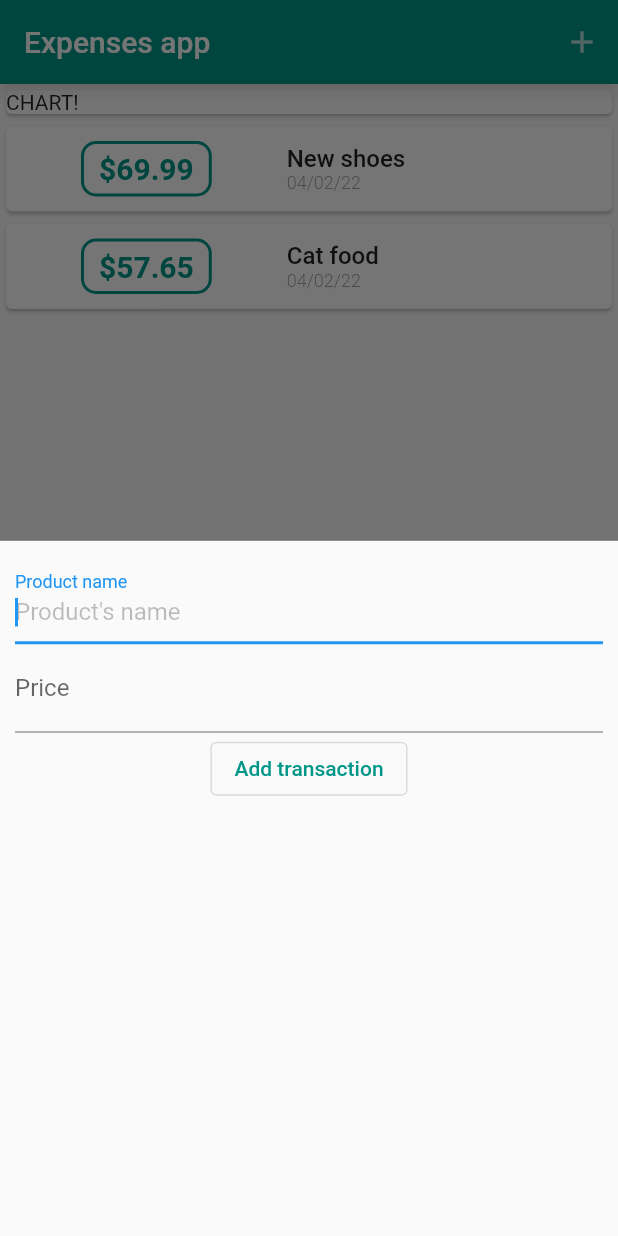
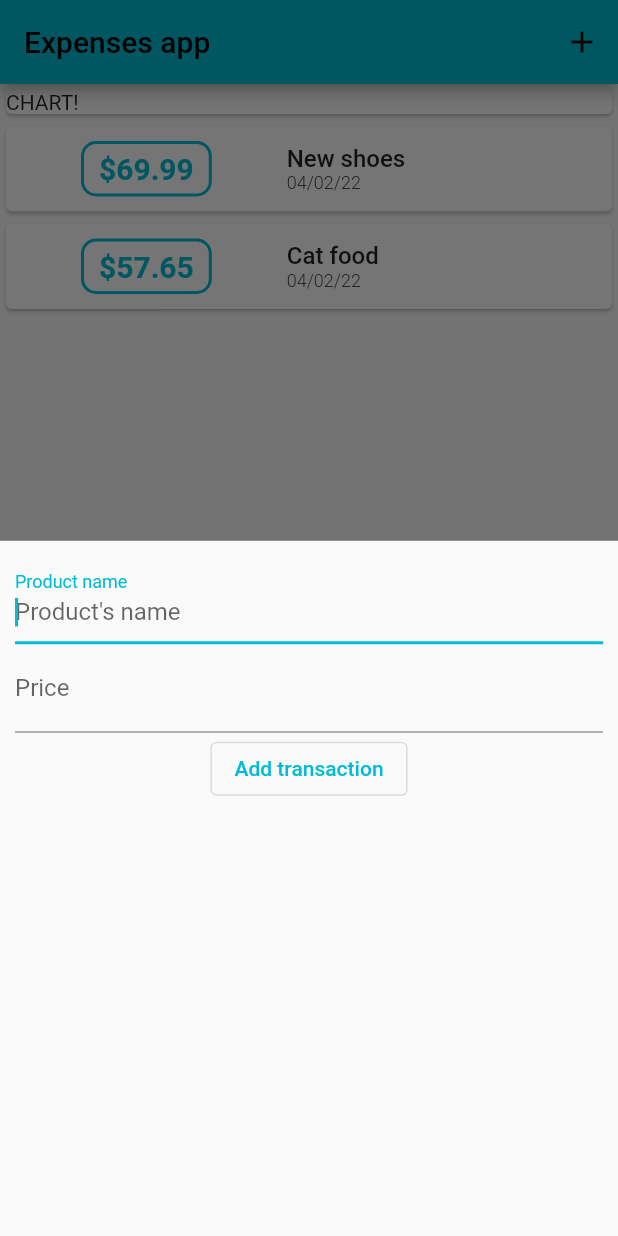
Before and after one commit to analubarreto/expenses_app, a Flutter app: the screen it shows after launch, after a tap on the "add" icon, on a phone screen of 412 x 824 dp. Run offline on Flutter 3.47's test engine with Material 2 defaults, Android fonts, the phone set to English and light mode, and no system bars.

Commit message:
added theme

```diff
--- a/lib/main.dart
+++ b/lib/main.dart
@@ -12,9 +12,10 @@ class MyApp extends StatelessWidget {
 
   @override
   Widget build(BuildContext context) {
-    return const MaterialApp(
+    return MaterialApp(
       title: 'Expenses app',
-      home: MyHomePage(),
+      theme: ThemeData(primarySwatch: Colors.cyan, errorColor: Colors.red),
+      home: const MyHomePage(),
     );
   }
 }
@@ -58,14 +59,11 @@ class _MyHomePageState extends State<MyHomePage> {
     return Scaffold(
       appBar: AppBar(
         centerTitle: false,
-        backgroundColor: Colors.teal,
-        shadowColor: Colors.black45,
         actions: <Widget>[
           IconButton(
             onPressed: () => _startAddNewTransaction(context),
             icon: const Icon(
               Icons.add,
-              color: Colors.white70,
             ),
           ),
         ],
@@ -84,7 +82,6 @@ class _MyHomePageState extends State<MyHomePage> {
       ),
       floatingActionButtonLocation: FloatingActionButtonLocation.startFloat,
       floatingActionButton: FloatingActionButton(
-        backgroundColor: Colors.teal,
         child: const Icon(Icons.add),
         onPressed: () => _startAddNewTransaction(context),
       ),
--- a/lib/widgets/new_transactions.dart
+++ b/lib/widgets/new_transactions.dart
@@ -36,10 +36,8 @@ class _NewTransactionState extends State<NewTransaction> {
             onSubmitted: (_) => submitData(),
             decoration: const InputDecoration(
               hintText: 'Product\'s name',
-              hintStyle: TextStyle(color: Colors.black26),
               label: Text('Product name'),
             ),
-            style: const TextStyle(color: Colors.black87),
             controller: titleController,
           ),
           TextField(
@@ -49,19 +47,14 @@ class _NewTransactionState extends State<NewTransaction> {
             onSubmitted: (_) => submitData(),
             decoration: const InputDecoration(
               hintText: 'Products\'s price',
-              hintStyle: TextStyle(color: Colors.black26),
               label: Text('Price'),
             ),
-            style: const TextStyle(color: Colors.black87),
             controller: amountController,
           ),
           OutlinedButton(
             onPressed: submitData,
             child: const Text('Add transaction'),
-            style: TextButton.styleFrom(
-                primary: Colors.teal,
-                backgroundColor: Colors.transparent,
-                enableFeedback: true),
+            style: TextButton.styleFrom(enableFeedback: true),
           )
         ],
       ),
--- a/lib/widgets/transaction_list.dart
+++ b/lib/widgets/transaction_list.dart
@@ -27,7 +27,7 @@ class TransactionsList extends StatelessWidget {
                       Radius.elliptical(10.0, 10.0),
                     ),
                     border: Border.all(
-                      color: Colors.teal,
+                      color: Theme.of(context).primaryColor,
                       width: 2,
                     ),
                   ),
@@ -35,10 +35,10 @@ class TransactionsList extends StatelessWidget {
                       const EdgeInsets.symmetric(vertical: 5, horizontal: 10),
                   child: Text(
                     '\$${userTransactions[index].amount.toStringAsFixed(2)}',
-                    style: const TextStyle(
+                    style: TextStyle(
                         fontWeight: FontWeight.w700,
                         fontSize: 20,
-                        color: Colors.teal),
+                        color: Theme.of(context).primaryColor),
                   ),
                 ),
                 Column(
@@ -48,7 +48,6 @@ class TransactionsList extends StatelessWidget {
                       userTransactions[index].title,
                       style: const TextStyle(
                         fontSize: 16,
-                        color: Colors.black87,
                         fontWeight: FontWeight.w500,
                         overflow: TextOverflow.ellipsis,
                       ),
@@ -58,7 +57,6 @@ class TransactionsList extends StatelessWidget {
                           .format(userTransactions[index].date),
                       style: const TextStyle(
                         fontSize: 12,
-                        color: Colors.black45,
                         fontWeight: FontWeight.w300,
                       ),
                     ),
```
